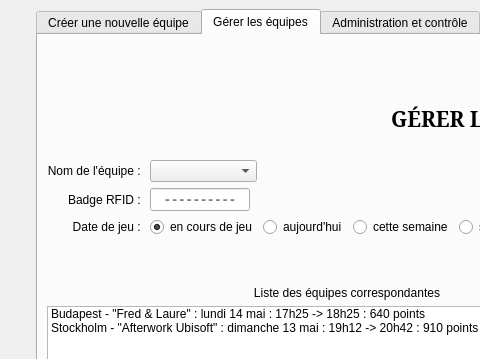
Above: thecubeivazio/cubegui/cubegui.ui from jwav/thecube-ivazio before the change; both pictures show x 0 to 480 and y 0 to 359 of the 1001 by 981 pixel window. Below: the same form after it.
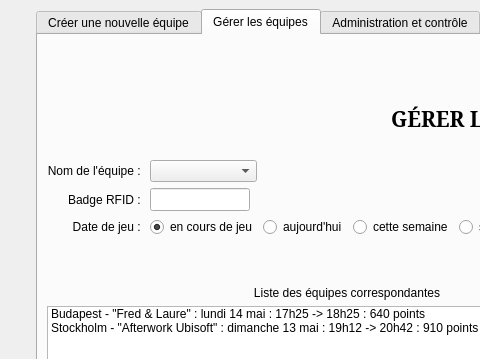
That is the form after the change. The open tabs and pages were chosen to show the change. Icons and pictures are not drawn.

Commit message: made a mixin (partial class) for the "new team" tab

Patch:
```diff
--- a/thecubeivazio/cubegui/cubegui.ui
+++ b/thecubeivazio/cubegui/cubegui.ui
@@ -611,10 +611,10 @@
              <set>Qt::AlignCenter</set>
             </property>
             <property name="readOnly">
-             <bool>true</bool>
+             <bool>false</bool>
             </property>
             <property name="placeholderText">
-             <string>----------</string>
+             <string/>
             </property>
            </widget>
           </item>
```
Left out of the diff: 2 changed lines with no effect on the pictures. The commit also changes 2 other files.
